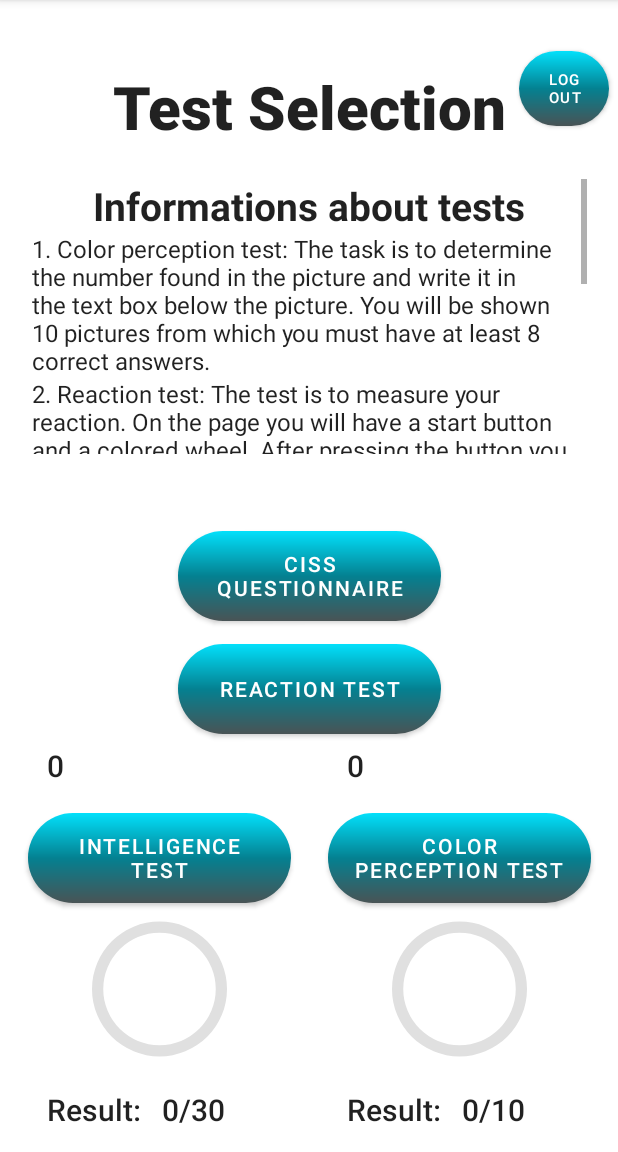
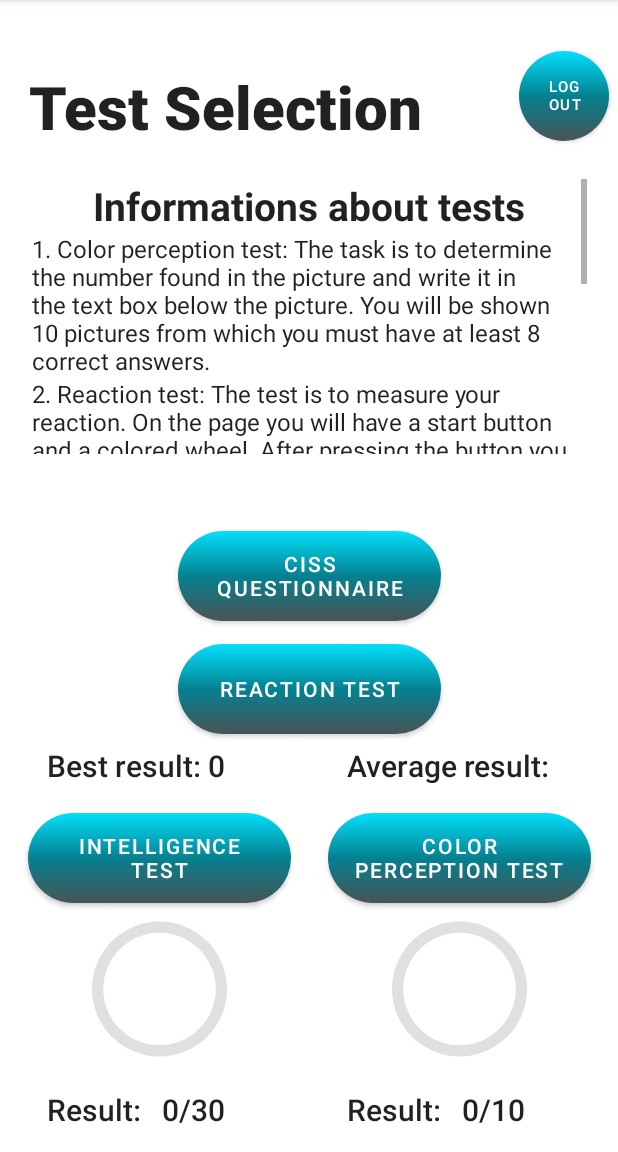
Before and after one commit to BoberKrzysztof/ProjectZPAM, an Android app: the activity_tests_page screen opened directly, with no data from a screen before it, on a phone screen of 412 x 824 dp, the part 84-1236 px from its top. Run offline under Robolectric (Android 15) with nearby library versions, the phone set to English and light mode, and no system bars; 4 statements that could not run were skipped.

Commit message:
ostatnie poprawki

```diff
--- a/app/src/main/java/com/example/drivertestapp/activity_tests_page.kt
+++ b/app/src/main/java/com/example/drivertestapp/activity_tests_page.kt
@@ -130,7 +130,7 @@ class activity_tests_page : AppCompatActivity() {
         val best_result = findViewById<TextView>(R.id.reaction_result_best_testpage)
         val average_result = findViewById<TextView>(R.id.reaction_result_average_testpage)
 
-        best_result.setText(Storage.reaction_best_result_storage.toString())
-        average_result.setText(Storage.reaction_average_result_storage.toString())
+        best_result.append(Storage.reaction_best_result_storage.toString())
+        average_result.append(Storage.reaction_average_result_storage.toString())
     }
 }
--- a/app/src/main/res/layout/activity_tests_page.xml
+++ b/app/src/main/res/layout/activity_tests_page.xml
@@ -25,7 +25,7 @@
         android:layout_height="60dp"
         android:layout_marginBottom="650dp"
         android:text="Test Selection"
-        android:textAlignment="center"
+        android:textAlignment="viewStart"
         android:textAppearance="@style/TextAppearance.AppCompat.Body2"
         android:textSize="40sp"
         android:textStyle="bold"
@@ -252,8 +252,9 @@
     <Button
         android:id="@+id/logout"
         android:layout_width="60dp"
-        android:layout_height="50dp"
+        android:layout_height="60dp"
         android:layout_marginStart="340dp"
+        android:layout_marginTop="10dp"
         android:layout_marginBottom="650dp"
         android:background="@drawable/button_design"
         android:text="Log Out"
```
